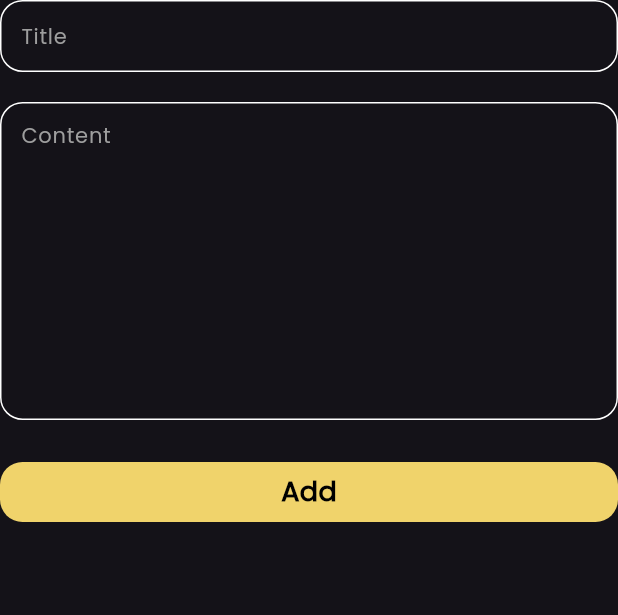
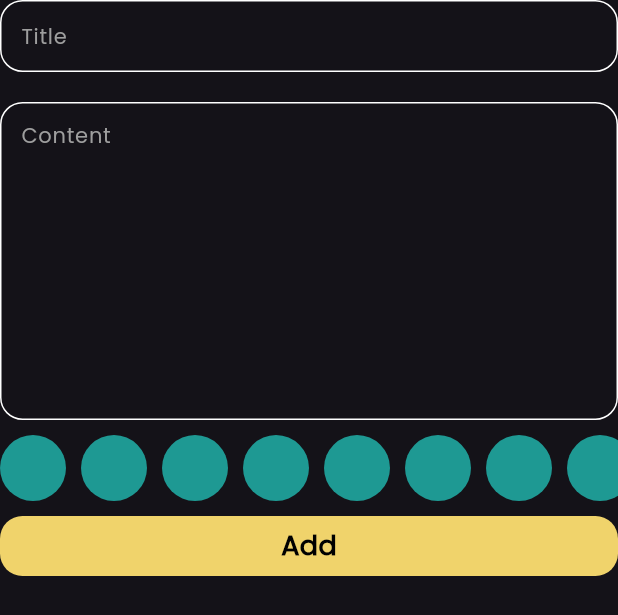
Before and after one commit to Mohamed-Ahmed-Sabry22/notes_app, a Flutter app: the AddNoteForm widget shown alone on an empty page, opened directly, on a phone screen of 412 x 824 dp. Shown: the top 615 px of the screen. Run offline on Flutter 3.47's test engine with Material 3 defaults, Android fonts, the phone set to English and light mode, and no system bars; our stand-ins replace bloc, flutter_bloc, font_awesome_flutter, hive, hive_flutter; accounts and stored records are empty.

Commit message:
create colors list view part1

```diff
--- a/lib/views/notes_view.dart
+++ b/lib/views/notes_view.dart
@@ -25,7 +25,7 @@ class NotesView extends StatelessWidget {
             },
           );
         },
-        child: Icon(Icons.edit),
+        child: Icon(Icons.add_rounded, size: 40),
       ),
     );
   }
--- a/lib/views/widgets/add_note_form.dart
+++ b/lib/views/widgets/add_note_form.dart
@@ -1,5 +1,6 @@
 import 'package:_10_note_app/cubits/add_note_cubit/add_note_cubit.dart';
 import 'package:_10_note_app/models/note_model.dart';
+import 'package:_10_note_app/views/widgets/colors_list_view.dart';
 import 'package:_10_note_app/views/widgets/custom_add_button.dart';
 import 'package:_10_note_app/views/widgets/custom_text_field.dart';
 import 'package:flutter/material.dart';
@@ -38,7 +39,8 @@ class _AddNoteFormState extends State<AddNoteForm> {
               subTitle = value;
             },
           ),
-          const SizedBox(height: 28),
+          //const SizedBox(height: 28),
+          ColorsListView(),
           BlocBuilder<AddNoteCubit, AddNoteState>(
             builder: (context, state) {
               return CustomAddButton(
--- /dev/null
+++ b/lib/views/widgets/colors_list_view.dart
@@ -0,0 +1,37 @@
+import 'package:flutter/material.dart';
+
+class ColorItem extends StatelessWidget {
+  const ColorItem({super.key});
+
+  @override
+  Widget build(BuildContext context) {
+    return Padding(
+      padding: const EdgeInsets.only(right: 10.0),
+      child: const CircleAvatar(
+        radius: 22,
+        backgroundColor: Color.fromARGB(255, 30, 153, 147),
+      ),
+    );
+  }
+}
+
+class ColorsListView extends StatelessWidget {
+  const ColorsListView({super.key});
+
+  @override
+  Widget build(BuildContext context) {
+    return Padding(
+      padding: const EdgeInsets.symmetric(vertical: 10.0),
+      child: SizedBox(
+        height: 44,
+        child: ListView.builder(
+          scrollDirection: Axis.horizontal,
+          itemCount: 20,
+          itemBuilder: (context, index) {
+            return const ColorItem();
+          },
+        ),
+      ),
+    );
+  }
+}
```
Also changed, not shown: lib/views/widgets/custom_notes_item.dart (+6 -7 lines).
